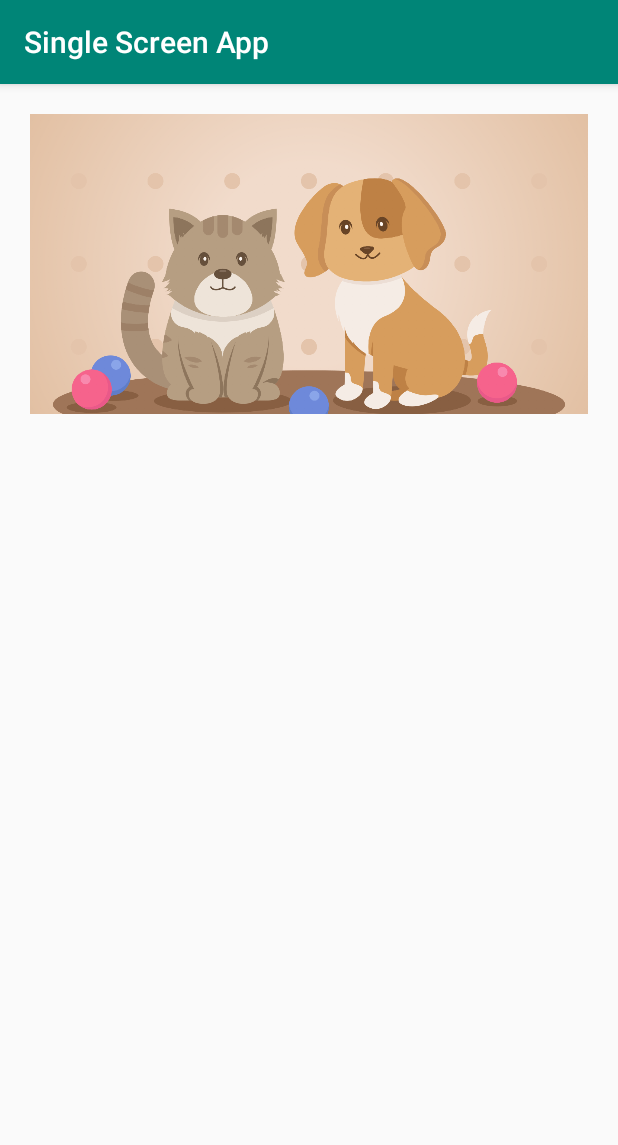
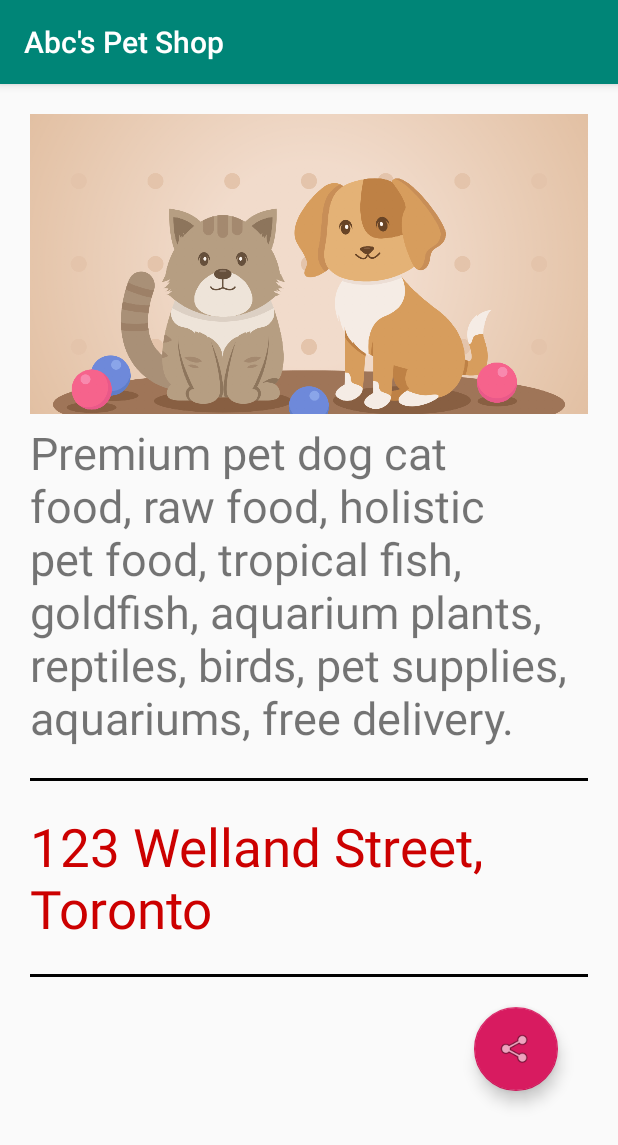
Before and after one commit to Phanix/SingleScreenApp_AND_Basics_First_Project, an Android app: the screen it shows after launch (MainActivity), on a phone screen of 412 x 824 dp. Shown: the top 1145 px of the screen. Run offline under Robolectric (Android 15) with nearby library versions, the phone set to English and light mode, and no system bars.

Commit message:
Added text and float action button

```diff
--- a/app/build.gradle
+++ b/app/build.gradle
@@ -25,4 +25,5 @@ dependencies {
     testImplementation 'junit:junit:4.12'
     androidTestImplementation 'com.android.support.test:runner:1.0.2'
     androidTestImplementation 'com.android.support.test.espresso:espresso-core:3.0.2'
+    implementation 'com.android.support:design:28.0.0'
 }
--- a/app/src/main/AndroidManifest.xml
+++ b/app/src/main/AndroidManifest.xml
@@ -5,7 +5,7 @@
     <application
         android:allowBackup="true"
         android:icon="@mipmap/ic_launcher"
-        android:label="@string/app_name"
+        android:label="@string/store_name"
         android:roundIcon="@mipmap/ic_launcher_round"
         android:supportsRtl="true"
         android:theme="@style/AppTheme">
--- a/app/src/main/res/layout/activity_main.xml
+++ b/app/src/main/res/layout/activity_main.xml
@@ -1,19 +1,66 @@
 <?xml version="1.0" encoding="utf-8"?>
-<LinearLayout xmlns:android="http://schemas.android.com/apk/res/android"
+<ScrollView xmlns:android="http://schemas.android.com/apk/res/android"
+
     xmlns:app="http://schemas.android.com/apk/res-auto"
     xmlns:tools="http://schemas.android.com/tools"
     android:layout_width="match_parent"
     android:layout_height="match_parent"
-    android:orientation="vertical"
     tools:context=".MainActivity">
 
-    <ImageView
+    <LinearLayout
+        android:layout_width="match_parent"
+        android:layout_height="match_parent"
         android:layout_margin="20dp"
-        android:elevation="4dp"
-        android:scaleType="centerCrop"
-        android:src="@drawable/puppy"
-        android:contentDescription="@string/logo_pet_shop"
-        android:layout_width="match_parent"
-        android:layout_height="200dp" />
+        android:orientation="vertical">
 
-</LinearLayout>
+
+        <ImageView
+            android:layout_width="match_parent"
+            android:layout_height="200dp"
+            android:contentDescription="@string/logo_pet_shop"
+            android:elevation="4dp"
+            android:scaleType="centerCrop"
+            android:src="@drawable/puppy" />
+
+
+        <TextView
+            android:layout_width="wrap_content"
+            android:layout_height="wrap_content"
+            android:layout_marginTop="5dp"
+            android:layout_marginBottom="20dp"
+            android:text="@string/pet_shop_description"
+            android:textSize="30sp" />
+
+        <View
+            android:layout_width="match_parent"
+            android:layout_height="2dp"
+            android:background="@android:color/black"></View>
+
+
+        <TextView
+            android:layout_width="wrap_content"
+            android:layout_height="wrap_content"
+            android:layout_marginTop="20dp"
+            android:layout_marginBottom="20dp"
+            android:text="@string/address"
+            android:textColor="@android:color/holo_red_dark"
+            android:textSize="35sp" />
+
+        <View
+            android:layout_width="match_parent"
+            android:layout_height="2dp"
+            android:background="@android:color/black"></View>
+
+        <android.support.design.widget.FloatingActionButton
+           android:layout_gravity="end"
+            android:layout_margin="20dp"
+            android:id="@+id/floatingActionButton2"
+            android:layout_width="match_parent"
+            android:layout_height="wrap_content"
+            android:clickable="true"
+            app:srcCompat="@android:drawable/ic_menu_share" />
+
+
+    </LinearLayout>
+
+</ScrollView>
--- a/app/src/main/res/values/strings.xml
+++ b/app/src/main/res/values/strings.xml
@@ -1,4 +1,7 @@
 <resources>
     <string name="app_name">Single Screen App</string>
     <string name="logo_pet_shop">Log Pet Shop</string>
+    <string name="store_name">Abc\'s Pet Shop</string>
+    <string name="pet_shop_description">Premium pet dog cat food, raw food, holistic pet food, tropical fish, goldfish, aquarium plants, reptiles, birds, pet supplies, aquariums, free delivery.</string>
+    <string name="address">123 Welland  Street, Toronto</string>
 </resources>
```
